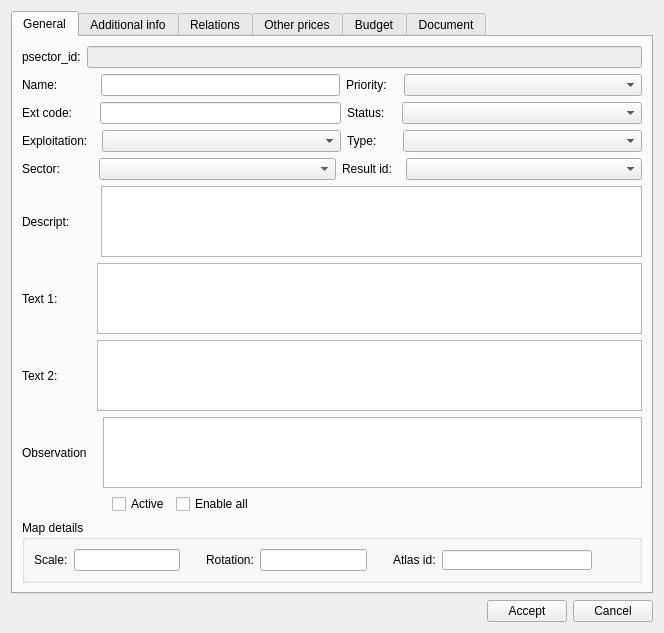
Before: the Qt Designer form ui/toolbars/plan/plan_psector.ui in Giswater/giswater_qgis_plugin, drawn with Qt 5.
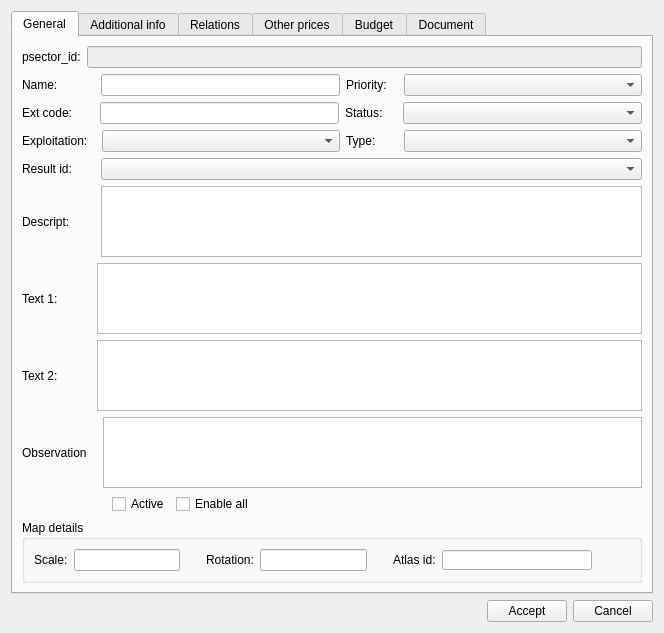
After: the same form once the commit is applied. The open tabs and pages were chosen to show the change. Icons and pictures are not drawn.

Commit message: Drop sector_id from plan_psector

What changed in the file:
```diff
--- a/ui/toolbars/plan/plan_psector.ui
+++ b/ui/toolbars/plan/plan_psector.ui
@@ -172,7 +172,7 @@
            </property>
            <property name="sizeHint" stdset="0">
             <size>
-             <width>11</width>
+             <width>14</width>
              <height>20</height>
             </size>
            </property>
@@ -242,7 +242,7 @@
            </property>
            <property name="sizeHint" stdset="0">
             <size>
-             <width>20</width>
+             <width>22</width>
              <height>20</height>
             </size>
            </property>
@@ -262,39 +262,6 @@
        </item>
        <item>
         <layout class="QHBoxLayout" name="horizontalLayout_6">
-         <item>
-          <widget class="QLabel" name="lbl_sector">
-           <property name="text">
-            <string>Sector:</string>
-           </property>
-          </widget>
-         </item>
-         <item>
-          <spacer name="horizontalSpacer_8">
-           <property name="orientation">
-            <enum>Qt::Horizontal</enum>
-           </property>
-           <property name="sizeType">
-            <enum>QSizePolicy::Fixed</enum>
-           </property>
-           <property name="sizeHint" stdset="0">
-            <size>
-             <width>33</width>
-             <height>20</height>
-            </size>
-           </property>
-          </spacer>
-         </item>
-         <item>
-          <widget class="QComboBox" name="sector_id">
-           <property name="sizePolicy">
-            <sizepolicy hsizetype="Expanding" vsizetype="Fixed">
-             <horstretch>0</horstretch>
-             <verstretch>0</verstretch>
-            </sizepolicy>
-           </property>
-          </widget>
-         </item>
          <item>
           <widget class="QLabel" name="lbl_result_id">
            <property name="text">
@@ -312,7 +279,7 @@
            </property>
            <property name="sizeHint" stdset="0">
             <size>
-             <width>8</width>
+             <width>23</width>
              <height>20</height>
             </size>
            </property>
```
Left out of the diff: 2 changed lines with no effect on the pictures. The commit also changes 1 other file.
